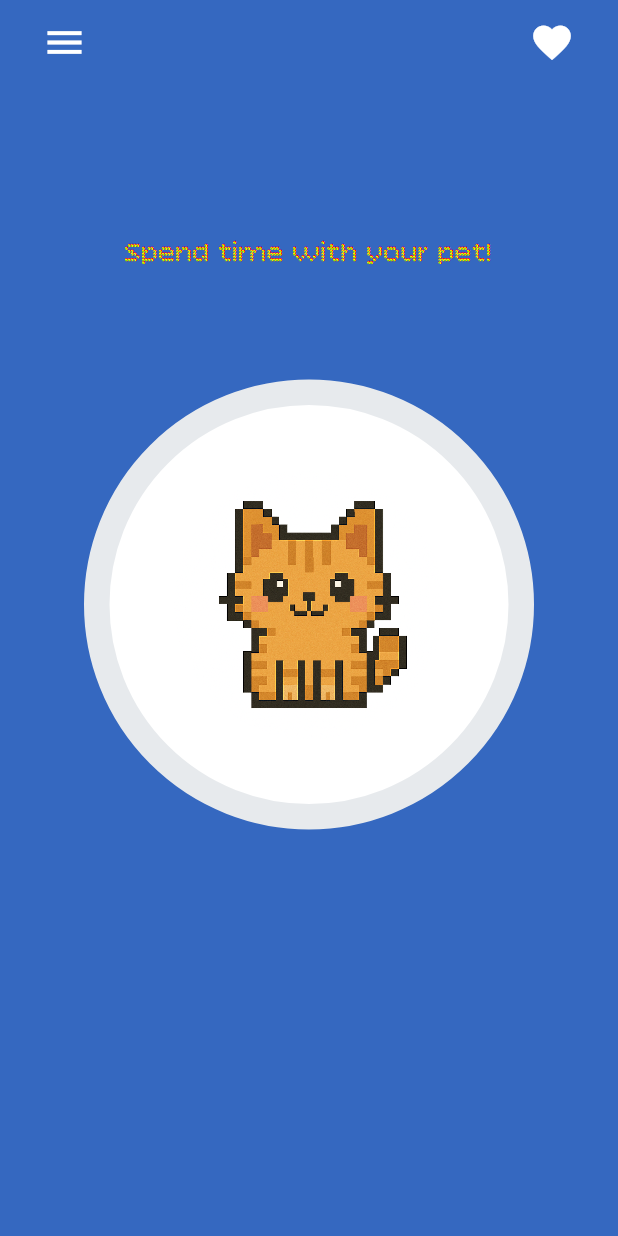
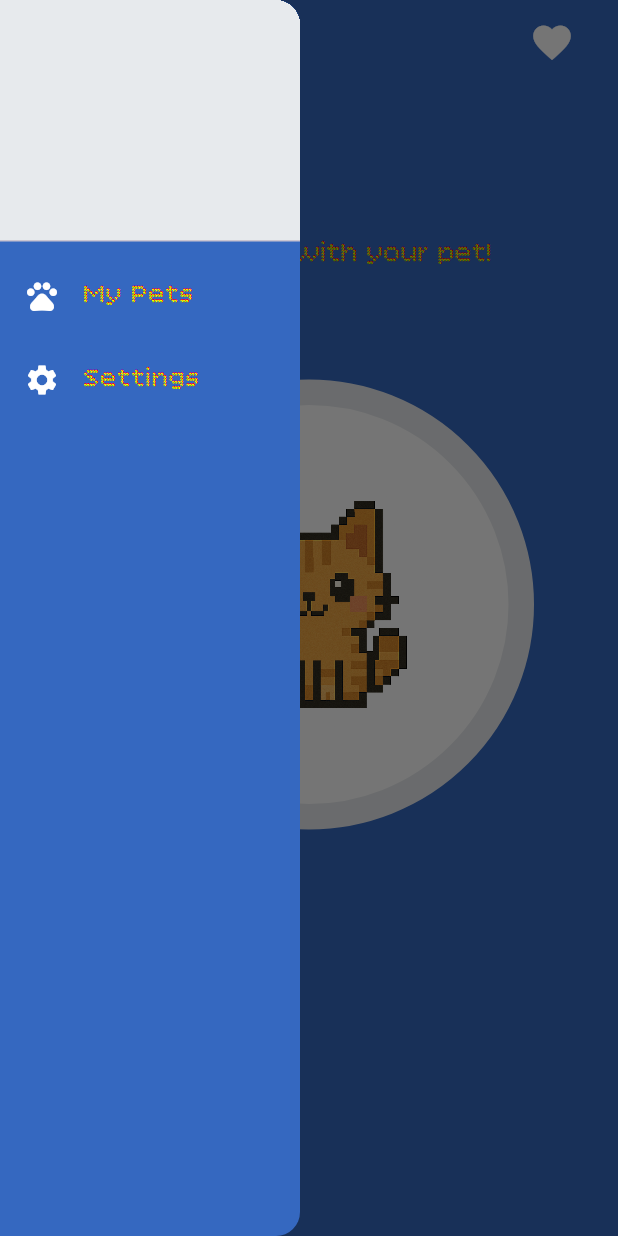
Before and after one commit to CaptainSparrow23/pet_productivity_app, a Flutter app: the screen it shows after launch, with the side drawer open (before the commit the screen has no drawer), on a phone screen of 412 x 824 dp. Run offline on Flutter 3.47's test engine with Material 3 defaults, Android fonts, the phone set to English and light mode, and no system bars.

Commit message:
Add pets and settings pages, update navigation and UI

```diff
--- a/lib/main.dart
+++ b/lib/main.dart
@@ -1,6 +1,8 @@
 import 'package:flutter/material.dart';
 import 'pages/home_page.dart';
 import 'utils/app_colors.dart';
+import 'pages/settings_page.dart';
+import 'pages/pets_page.dart';
 
 void main() {
   runApp(const MyApp());
@@ -16,6 +18,11 @@ class MyApp extends StatelessWidget {
       debugShowCheckedModeBanner: false,
 
       home: HomePage(),
+      routes: {
+        '/home': (context) => const HomePage(),
+        '/settings': (context) => const SettingsPage(),
+        '/pets': (context) => const PetsPage(),
+      },
     );
   }
 }
--- a/lib/pages/home_page.dart
+++ b/lib/pages/home_page.dart
@@ -1,8 +1,23 @@
 import 'package:flutter/material.dart';
+import 'package:pet_productivity_app/pages/settings_page.dart';
+import 'package:pet_productivity_app/pages/pets_page.dart';
 import '../utils/app_colors.dart';
 
-class HomePage extends StatelessWidget {
+class HomePage extends StatefulWidget {
   const HomePage({super.key});
+
+  @override
+  State<HomePage> createState() => _HomePageState();
+}
+
+class _HomePageState extends State<HomePage> {
+  int _selectedIndex = 0;
+
+  final List _pages = [
+    const HomePage(),
+    const SettingsPage(),
+    const PetsPage(),
+  ];
 
   @override
   Widget build(BuildContext context) {
@@ -10,15 +25,7 @@ class HomePage extends StatelessWidget {
       backgroundColor: AppColors.deepBlue,
       appBar: AppBar(
         backgroundColor: AppColors.deepBlue,
-        leading: Padding(
-          padding: const EdgeInsets.only(left: 20.0),
-          child: IconButton(
-            icon: const Icon(Icons.menu, color: Colors.white, size: 30),
-            onPressed: () {
-              // Handle menu button press
-            },
-          ),
-        ),
+        iconTheme: IconThemeData(color: Colors.white), // Make drawer icon white
         actions: [
           Padding(
             padding: const EdgeInsets.only(right: 20.0),
@@ -30,6 +37,51 @@ class HomePage extends StatelessWidget {
             ),
           ),
         ],
+      ),
+      drawer: SizedBox(
+        width: 200, // Adjust this value to change drawer width (default is around 304)
+        child: Drawer(
+          backgroundColor: AppColors.deepBlue,
+          child: Column(
+            children: <Widget>[
+              DrawerHeader(
+                decoration: BoxDecoration(color: AppColors.lightGray),
+                child: null,
+              ),
+
+              ListTile(
+                leading: Icon(Icons.pets, color: Colors.white),
+                title: Text(
+                  'My Pets',
+                  style: TextStyle(
+                    fontFamily: "Bitcount",
+                    fontSize: 18,
+                    fontVariations: [FontVariation('wght', 500)],
+                    color: Colors.white,
+                  ),
+                ),
+                onTap: () {
+                  Navigator.pushNamed(context, '/pets');
+                },
+              ),
+              ListTile(
+                leading: Icon(Icons.settings, color: Colors.white),
+                title: Text(
+                  'Settings',
+                  style: TextStyle(
+                    fontFamily: "Bitcount",
+                    fontSize: 18,
+                    fontVariations: [FontVariation('wght', 500)],
+                    color: Colors.white,
+                  ),
+                ),
+                onTap: () {
+                  Navigator.pushNamed(context, '/settings');
+                },
+              ),
+            ],
+          ),
+        ),
       ),
       body: SizedBox(
         width: double.infinity, // This ensures the Column takes full width
@@ -50,14 +102,14 @@ class HomePage extends StatelessWidget {
               ),
             ),
             Container(height: 70), // Adjust this value to move circle up/down
-            pet_window(),
+            petWindow(),
           ],
         ),
       ),
     );
   }
 
-  Container pet_window() {
+  Container petWindow() {
     return Container(
       width: 300,
       height: 300,
```
Also changed, not shown: lib/pages/pets_page.dart (added, +37 -0 lines), lib/pages/settings_page.dart (added, +37 -0 lines).
